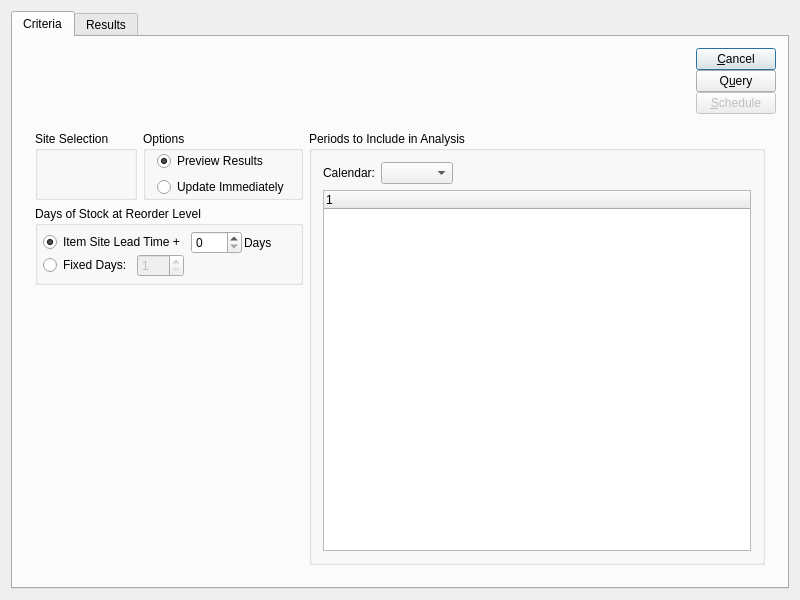
Old version of the form xtuple/trunk/guiclient/updateReorderLevels.ui in the repository WooodHead/xtuple.
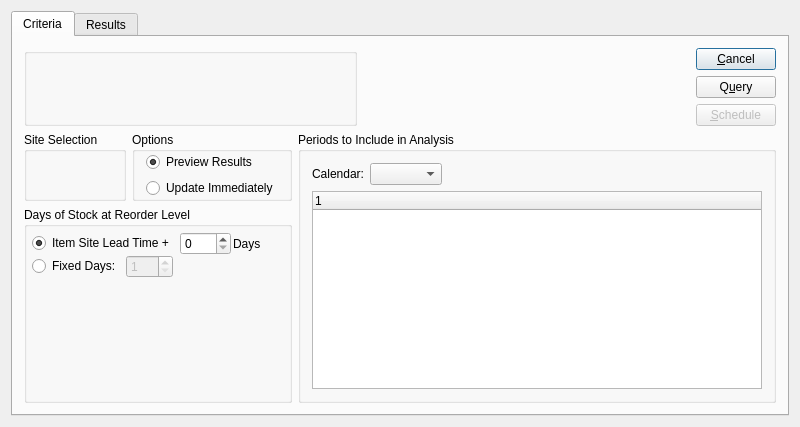
New version of the form. The open tabs and pages were chosen to show the change. Custom widgets are drawn as their Qt base class.

What changed in the file:
```diff
--- a/xtuple/trunk/guiclient/updateReorderLevels.ui
+++ b/xtuple/trunk/guiclient/updateReorderLevels.ui
@@ -14,7 +14,7 @@
     <x>0</x>
     <y>0</y>
     <width>800</width>
-    <height>600</height>
+    <height>427</height>
    </rect>
   </property>
   <property name="windowTitle">
@@ -53,12 +53,25 @@
             </layout>
            </widget>
            <widget class="QWidget" name="_itemPage">
-            <layout class="QGridLayout">
+            <layout class="QGridLayout" name="gridLayout_2">
+             <property name="margin">
+              <number>0</number>
+             </property>
+             <item row="0" column="0">
+              <widget class="QGroupBox" name="groupBox_2">
+               <property name="title">
+                <string/>
+               </property>
+               <layout class="QGridLayout" name="gridLayout">
              <item row="0" column="0">
               <widget class="ItemCluster" name="_item">
                <property name="enabled">
                 <bool>true</bool>
                </property>
+                  <zorder>_frame</zorder>
+                 </widget>
+                </item>
+               </layout>
               </widget>
              </item>
             </layout>
@@ -85,9 +98,6 @@
            </property>
            <item>
             <layout class="QVBoxLayout">
-             <property name="spacing">
-              <number>0</number>
-             </property>
              <item>
               <widget class="QPushButton" name="_close">
                <property name="text">
@@ -100,9 +110,6 @@
                <property name="text">
                 <string>Q&amp;uery</string>
                </property>
-               <property name="default">
-                <bool>true</bool>
-               </property>
               </widget>
              </item>
              <item>
@@ -148,7 +155,10 @@
          <property name="frameShadow">
           <enum>QFrame::Raised</enum>
          </property>
-         <layout class="QGridLayout">
+         <layout class="QGridLayout" name="gridLayout_3">
+          <property name="margin">
+           <number>0</number>
+          </property>
           <item row="0" column="0">
            <widget class="WarehouseGroup" name="_warehouse">
             <property name="title">
@@ -191,7 +201,7 @@
             </layout>
            </widget>
           </item>
-          <item row="0" column="2" rowspan="3">
+          <item row="0" column="2" rowspan="2">
            <widget class="QGroupBox" name="_periodsToInclude">
             <property name="title">
              <string>Periods to Include in Analysis</string>
@@ -332,11 +342,8 @@
                </item>
               </layout>
              </item>
-            </layout>
-           </widget>
-          </item>
-          <item row="2" column="0">
-           <spacer>
+             <item>
+              <spacer name="verticalSpacer">
             <property name="orientation">
              <enum>Qt::Vertical</enum>
             </property>
@@ -347,6 +354,9 @@
              </size>
             </property>
            </spacer>
+             </item>
+            </layout>
+           </widget>
           </item>
          </layout>
         </widget>
```
Left out of the diff: 3 changed lines with no effect on the pictures. Lines whose indentation alone changed are shown as unchanged.
